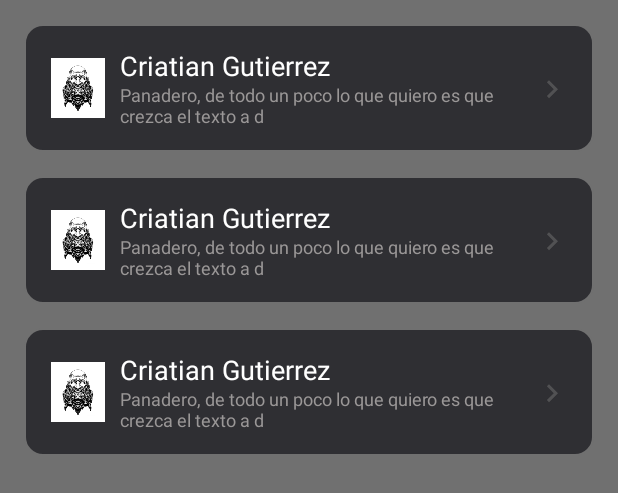
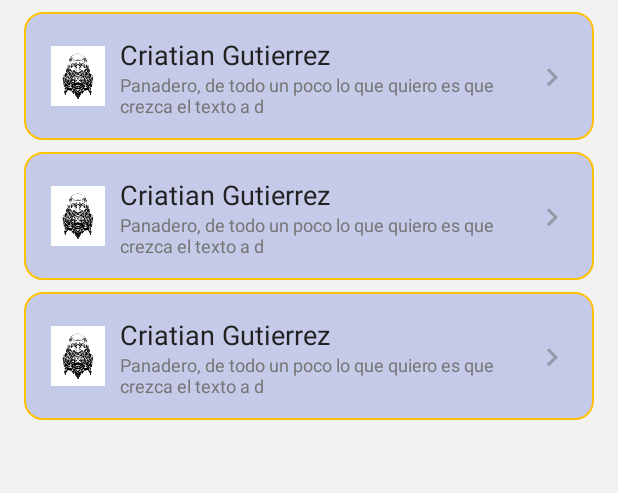
Before and after one commit to crisgutierrez/Brastlewark, an Android app: the layout main_fragment.xml on its own in the app's theme, with its tools: preview values and no code run, on a phone screen of 412 x 824 dp. Shown: the top 493 px of the screen. Run offline under Robolectric (Android 15) with nearby library versions, the phone set to English and light mode, and no system bars.

Commit message:
Update ui theme and colors.

```diff
--- a/app/src/main/res/drawable/gnome_item_background.xml
+++ b/app/src/main/res/drawable/gnome_item_background.xml
@@ -3,7 +3,7 @@
 android:shape="rectangle">
     <stroke
     android:width="1dp"
-    android:color="@color/item_border_background" />
+    android:color="@color/accent" />
 
     <solid android:color="@color/item_background" />
 
--- a/app/src/main/res/layout/item_gnome.xml
+++ b/app/src/main/res/layout/item_gnome.xml
@@ -12,8 +12,8 @@
             android:layout_height="85dp"
             android:layout_marginStart="@dimen/general_margin"
             android:layout_marginEnd="@dimen/general_margin"
-            android:layout_marginBottom="@dimen/general_margin"
-            android:layout_marginTop="@dimen/general_margin"
+            android:layout_marginBottom="@dimen/half_general_margin"
+            android:layout_marginTop="@dimen/half_general_margin"
             android:background="@drawable/gnome_item_background"
             app:layout_constraintLeft_toLeftOf="parent"
             app:layout_constraintTop_toTopOf="parent"
@@ -35,32 +35,30 @@
                 android:layout_height="wrap_content"
                 android:layout_marginStart="@dimen/half_general_margin"
                 android:layout_marginEnd="@dimen/half_general_margin"
-                android:textSize="18sp"
-                android:textColor="@color/white"
                 android:ellipsize="end"
                 android:maxLines="1"
+                android:textColor="@color/primary_text"
+                android:textSize="18sp"
+                app:layout_constraintEnd_toStartOf="@+id/arrow_next"
                 app:layout_constraintStart_toEndOf="@+id/gnome_avatar"
-                app:layout_constraintEnd_toStartOf="@+id/arrow_next"
-                app:layout_constraintBottom_toTopOf="@+id/gnome_profession"
                 app:layout_constraintTop_toTopOf="parent"
-                tools:text="Criatian Gutierrez"
-                />
+                tools:text="Criatian Gutierrez" />
 
             <TextView
                 android:id="@+id/gnome_profession"
                 android:layout_width="0dp"
                 android:layout_height="wrap_content"
-                android:textSize="12sp"
-                android:textColor="@color/item_subtitle_color"
                 android:layout_marginStart="@dimen/half_general_margin"
                 android:layout_marginEnd="@dimen/half_general_margin"
                 android:ellipsize="end"
                 android:maxLines="2"
+                android:textColor="@color/secondary_text"
+                android:textSize="12sp"
+                app:layout_constraintBottom_toBottomOf="parent"
+                app:layout_constraintEnd_toStartOf="@+id/arrow_next"
                 app:layout_constraintStart_toEndOf="@+id/gnome_avatar"
-                app:layout_constraintEnd_toStartOf="@+id/arrow_next"
-                app:layout_constraintBottom_toBottomOf="parent"
-                tools:text="Panadero, de todo un poco lo que quiero es que crezca el texto a d "
-                />
+                app:layout_constraintTop_toBottomOf="@+id/gnome_name"
+                tools:text="Panadero, de todo un poco lo que quiero es que crezca el texto a d " />
 
             <ImageView
                 android:id="@+id/arrow_next"
--- a/app/src/main/res/layout/main_fragment.xml
+++ b/app/src/main/res/layout/main_fragment.xml
@@ -5,7 +5,7 @@
     android:id="@+id/main"
     android:layout_width="match_parent"
     android:layout_height="match_parent"
-    android:background="@color/item_border_background"
+    android:background="@color/background"
     tools:context=".ui.view.MainFragment">
 
     <androidx.recyclerview.widget.RecyclerView
--- a/app/src/main/res/values-night/themes.xml
+++ b/app/src/main/res/values-night/themes.xml
@@ -2,12 +2,12 @@
     <!-- Base application theme. -->
     <style name="Theme.Brastlewark" parent="Theme.MaterialComponents.DayNight.DarkActionBar">
         <!-- Primary brand color. -->
-        <item name="colorPrimary">@color/purple_200</item>
-        <item name="colorPrimaryVariant">@color/purple_700</item>
+        <item name="colorPrimary">@color/primary</item>
+        <item name="colorPrimaryVariant">@color/dark_primary</item>
         <item name="colorOnPrimary">@color/black</item>
         <!-- Secondary brand color. -->
-        <item name="colorSecondary">@color/teal_200</item>
-        <item name="colorSecondaryVariant">@color/teal_200</item>
+        <item name="colorSecondary">@color/accent</item>
+        <item name="colorSecondaryVariant">@color/accent</item>
         <item name="colorOnSecondary">@color/black</item>
         <!-- Status bar color. -->
         <item name="android:statusBarColor" tools:targetApi="l">?attr/colorPrimaryVariant</item>
--- a/app/src/main/res/values/colors.xml
+++ b/app/src/main/res/values/colors.xml
@@ -6,10 +6,19 @@
     <color name="teal_200">#FF03DAC5</color>
     <color name="teal_700">#FF018786</color>
     <color name="black">#FF000000</color>
-    <color name="white">#FFFFFFFF</color>
+    <color name="white">#FFFFFFFF</color>>
+    <color name="background">#FFF2F2F2</color>
 
 
-    <color name="item_background">#FF2F2F33</color>
-    <color name="item_border_background">#FF707070</color>
-    <color name="item_subtitle_color">#FF9A9797</color>
+    <color name="dark_primary">#303F9F</color>
+    <color name="light_primary">#C5CAE9</color>
+    <color name="primary">#3F51B5</color>
+    <color name="accent">#FFC107</color>
+    <color name="primary_text">#212121</color>
+    <color name="secondary_text">#757575</color>
+    <color name="divider">#BDBDBD</color>
+
+
+
+    <color name="item_background">@color/light_primary</color>
 </resources>
--- a/app/src/main/res/values/themes.xml
+++ b/app/src/main/res/values/themes.xml
@@ -2,12 +2,12 @@
     <!-- Base application theme. -->
     <style name="Theme.Brastlewark" parent="Theme.MaterialComponents.DayNight.DarkActionBar">
         <!-- Primary brand color. -->
-        <item name="colorPrimary">@color/purple_500</item>
-        <item name="colorPrimaryVariant">@color/purple_700</item>
-        <item name="colorOnPrimary">@color/white</item>
+        <item name="colorPrimary">@color/primary</item>
+        <item name="colorPrimaryVariant">@color/dark_primary</item>
+        <item name="colorOnPrimary">@color/black</item>
         <!-- Secondary brand color. -->
-        <item name="colorSecondary">@color/teal_200</item>
-        <item name="colorSecondaryVariant">@color/teal_700</item>
+        <item name="colorSecondary">@color/accent</item>
+        <item name="colorSecondaryVariant">@color/accent</item>
         <item name="colorOnSecondary">@color/black</item>
         <!-- Status bar color. -->
         <item name="android:statusBarColor" tools:targetApi="l">?attr/colorPrimaryVariant</item>
```
